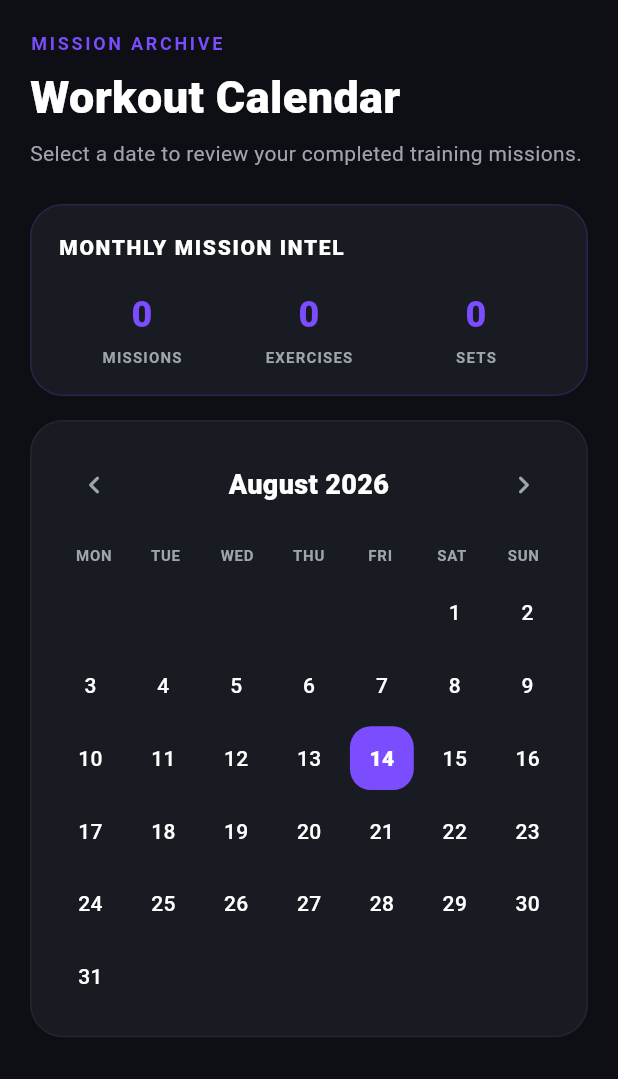
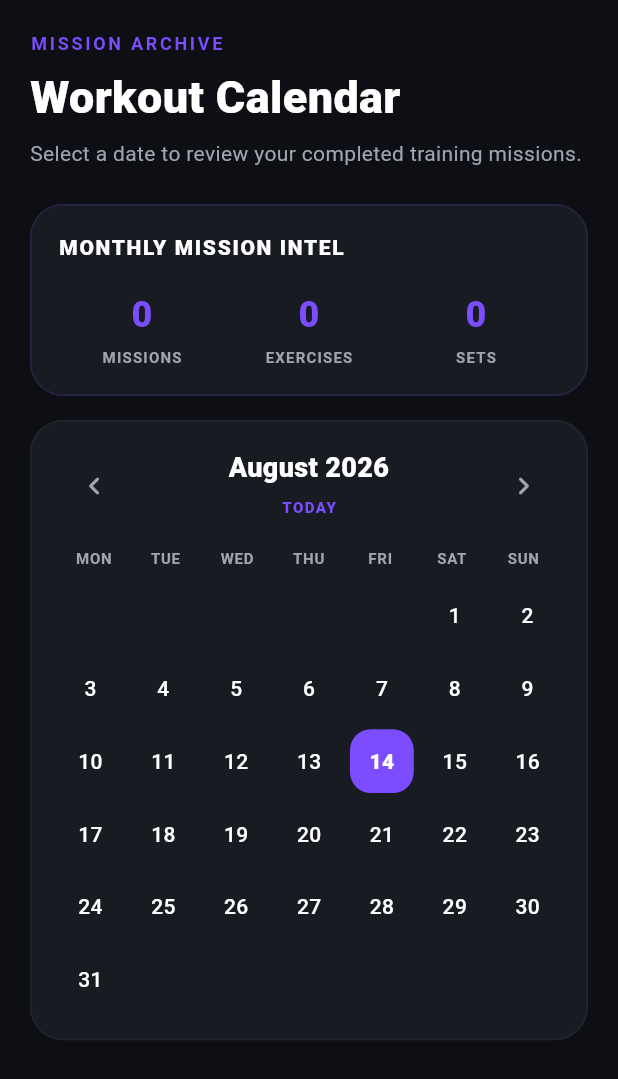
Before and after one commit to kulokoy0143/secret-mission, a Flutter app: the WorkoutHistoryScreen screen opened directly, on a phone screen of 412 x 824 dp. Shown: the top 1079 px of the screen. Run offline on Flutter 3.47's test engine with Material 3 defaults, Android fonts, the phone set to English and light mode, and no system bars; our stand-ins replace hive, hive_flutter; accounts and stored records are empty; Roboto replaces fonts that are missing (Arial).

Commit message:
feat:add today navigation to workout calendar

```diff
--- a/lib/features/history/screens/workout_history_screen.dart
+++ b/lib/features/history/screens/workout_history_screen.dart
@@ -242,13 +242,38 @@ class _WorkoutHistoryScreenState extends State<WorkoutHistoryScreen> {
                 ),
               ),
               Expanded(
-                child: Text(
+                child: Column(
+                  children: [
+                    Text(
                       _formatMonthYear(_focusedMonth),
                       textAlign: TextAlign.center,
                       style: const TextStyle(
                         fontSize: 18,
                         fontWeight: FontWeight.w800,
                       ),
+                    ),
+                    const SizedBox(height: 2),
+                    TextButton(
+                      onPressed: _showToday,
+                      style: TextButton.styleFrom(
+                        minimumSize: Size.zero,
+                        padding: const EdgeInsets.symmetric(
+                          horizontal: 10,
+                          vertical: 4,
+                        ),
+                        tapTargetSize: MaterialTapTargetSize.shrinkWrap,
+                      ),
+                      child: const Text(
+                        'TODAY',
+                        style: TextStyle(
+                          color: AppColors.primary,
+                          fontSize: 10,
+                          fontWeight: FontWeight.w800,
+                          letterSpacing: 1,
+                        ),
+                      ),
+                    ),
+                  ],
                 ),
               ),
               IconButton(
@@ -669,6 +694,17 @@ class _WorkoutHistoryScreenState extends State<WorkoutHistoryScreen> {
         first.day == second.day;
   }
 
+  void _showToday() {
+    final now = DateTime.now();
+
+    setState(() {
+      _focusedMonth = DateTime(now.year, now.month);
+      _selectedDate = DateTime(now.year, now.month, now.day);
+      _isSelectedDateExpanded = true;
+      _expandedSessionIds.clear();
+    });
+  }
+
   void _showPreviousMonth() {
     setState(() {
       _focusedMonth = DateTime(_focusedMonth.year, _focusedMonth.month - 1);
```
Lines whose indentation alone changed are shown as unchanged.
